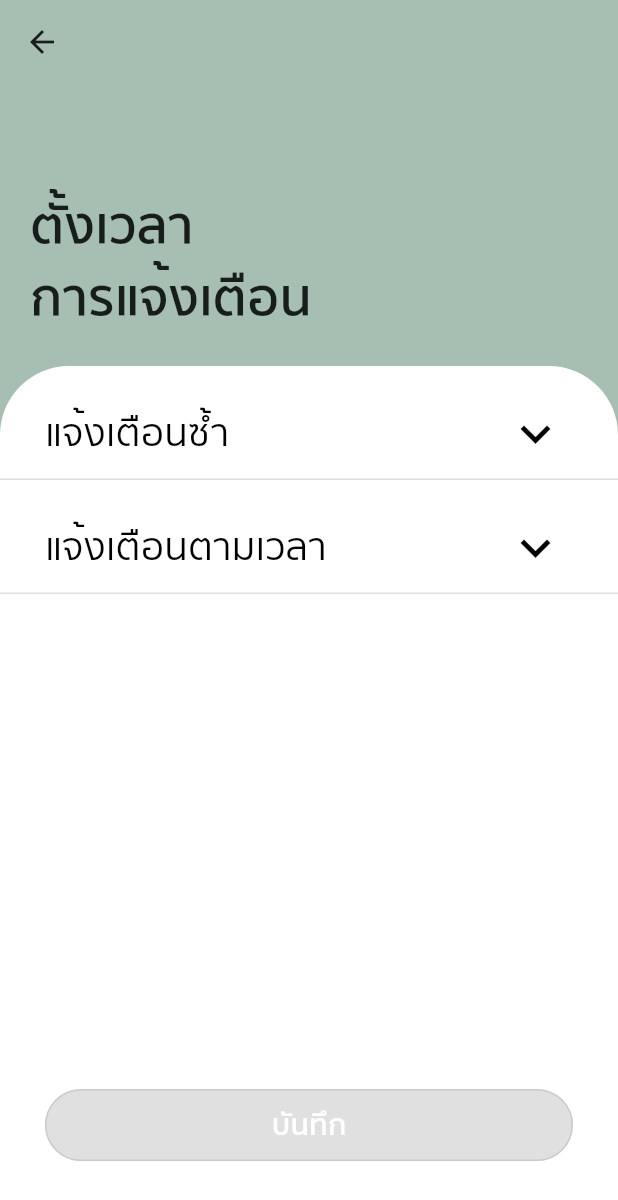
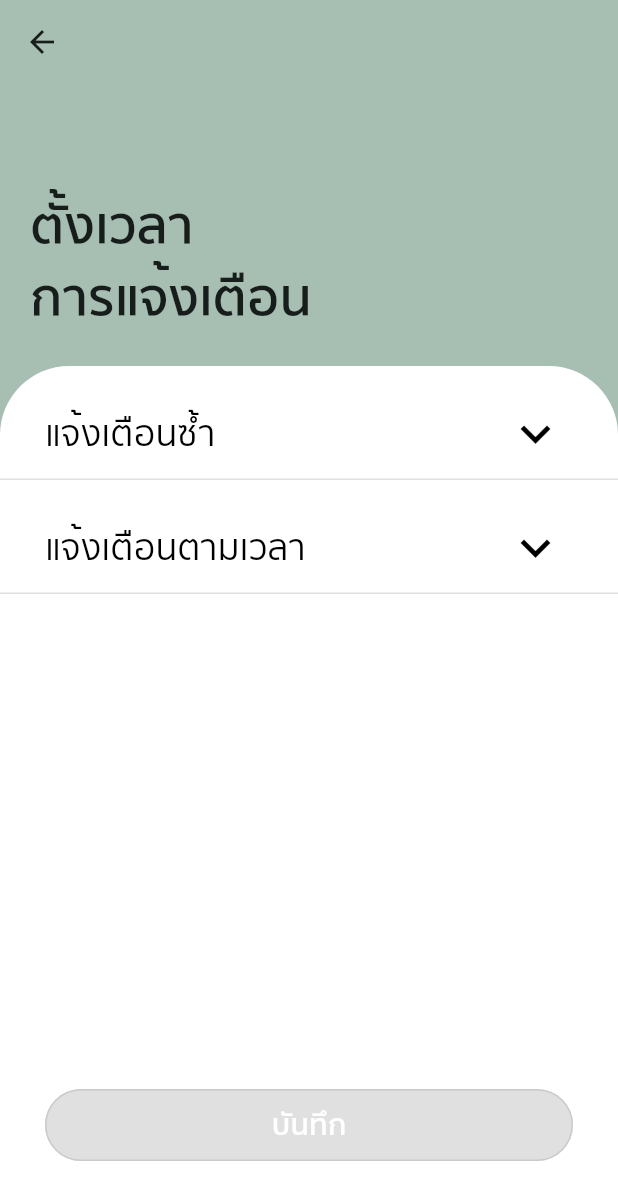
Before and after one commit to Suthasineee/officesyndrome, a Flutter app: the SettingPage screen opened directly, on a phone screen of 412 x 824 dp. Shown: the top 1200 px of the screen. Run offline on Flutter 3.47's test engine with Material 3 defaults, Android fonts, the phone set to English and light mode, and no system bars; our stand-ins replace flutter_local_notifications, permission_handler, shared_preferences, timezone, video_player; accounts and stored records are empty.

Commit message:
fix notification

```diff
--- a/lib/setting/setting.dart
+++ b/lib/setting/setting.dart
@@ -435,7 +435,7 @@ class _SettingPageState extends State<SettingPage> {
                     style: TextStyle(
                       color: Colors.black,
                       fontFamily: fontMitr,
-                      fontSize: 26,
+                      fontSize: 24,
                     ),
                   ),
                 ),
@@ -506,7 +506,7 @@ class _SettingPageState extends State<SettingPage> {
                     style: TextStyle(
                       color: Colors.black,
                       fontFamily: fontMitr,
-                      fontSize: 26,
+                      fontSize: 24,
                     ),
                   ),
                 ),
```
Also changed, not shown: 12 other files.
